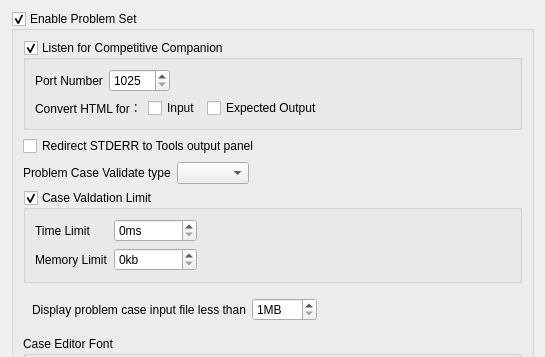
royqh1979/RedPanda-CPP, file RedPandaIDE/settingsdialog/executorproblemsetwidget.ui: the form before one commit; both pictures show x 0 to 545 and y 0 to 357 of the 545 by 518 pixel window.
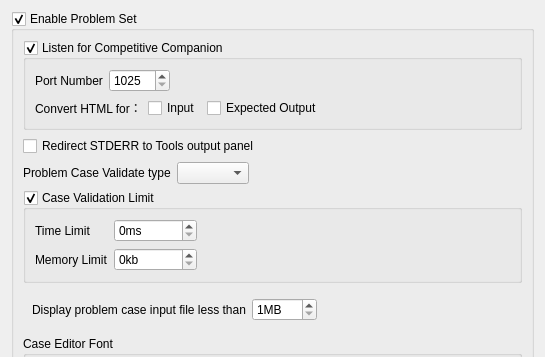
The form after the commit.

Commit message: - fix: Problem case limit settings not correctly loaded.

```diff
--- a/RedPandaIDE/settingsdialog/executorproblemsetwidget.ui
+++ b/RedPandaIDE/settingsdialog/executorproblemsetwidget.ui
@@ -168,7 +168,7 @@
       <item>
        <widget class="QGroupBox" name="grpEnableTimeout">
         <property name="title">
-         <string>Case Valdation Limit</string>
+         <string>Case Validation Limit</string>
         </property>
         <property name="checkable">
          <bool>true</bool>
```
The commit also changes 3 other files.
